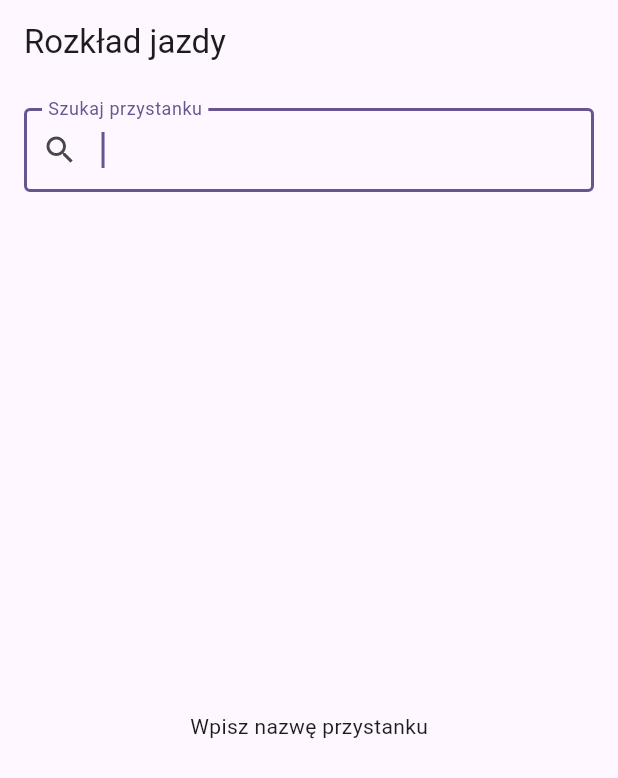
After one commit to LukaszDutkiewicz/KiedysDojadeApp, a Flutter app: the StopTimesScreen screen opened by its route, on a phone screen of 412 x 824 dp. The commit adds this screen. Shown: the top 778 px of the screen. Run offline on Flutter 3.47's test engine with Material 3 defaults, Android fonts, the phone set to English and light mode, and no system bars; our stand-ins replace dio, drift, flutter_map, flutter_riverpod, flutter_secure_storage, freezed_annotation and 6 more; missing offline and left inert: flutter_map_location_marker; accounts and stored records are empty; generated files the repository leaves out were written again; network calls fail.

Commit message:
Add stop times feature

```diff
--- a/lib/features/stop_times/domain/entities/stop_time.dart
+++ b/lib/features/stop_times/domain/entities/stop_time.dart
@@ -4,7 +4,7 @@ part 'stop_time.freezed.dart';
 part 'stop_time.g.dart';
 
 @freezed
-class StopTime with _$StopTime {
+sealed class StopTime with _$StopTime {
   const factory StopTime({
     @JsonKey(name: 'trip_id') required String tripId,
     @JsonKey(name: 'arrival_time') required String arrivalTime,
--- a/lib/features/stop_times/domain/repositories/stop_times_repository.dart
+++ b/lib/features/stop_times/domain/repositories/stop_times_repository.dart
@@ -3,7 +3,6 @@ import '../entities/stop_time.dart';
 
 
 abstract class StopTimesRepository {
-  Future<List<Stop>> searchStopsByName(String query);
   Future<List<StopTime>> getStopTimes(String stopCode);
 
 }
--- /dev/null
+++ b/lib/features/stop_times/presentation/screens/stop_times_screen.dart
@@ -0,0 +1,98 @@
+import 'package:flutter/material.dart';
+import 'package:flutter_riverpod/flutter_riverpod.dart';
+import 'package:go_router/go_router.dart';
+import 'package:kiedys_dojade/features/stop_times/presentation/providers/stop_search_provider.dart';
+import 'package:kiedys_dojade/shared/domain/entities/stop.dart';
+
+class StopTimesScreen extends ConsumerStatefulWidget {
+  const StopTimesScreen({super.key});
+
+  @override
+  ConsumerState<StopTimesScreen> createState() => _StopTimesScreenState();
+}
+
+class _StopTimesScreenState extends ConsumerState<StopTimesScreen> {
+  final _controller = TextEditingController();
+
+  @override
+  void dispose() {
+    _controller.dispose();
+    super.dispose();
+  }
+
+  @override
+  Widget build(BuildContext context) {
+    final searchState = ref.watch(stopSearchProvider);
+
+    return Scaffold(
+      appBar: AppBar(title: const Text('Rozkład jazdy')),
+      body: Column(
+        children: [
+          Padding(
+            padding: const EdgeInsets.all(16),
+            child: TextField(
+              controller: _controller,
+              autofocus: true,
+              decoration: InputDecoration(
+                labelText: 'Szukaj przystanku',
+                border: const OutlineInputBorder(),
+                prefixIcon: const Icon(Icons.search),
+                suffixIcon: _controller.text.isNotEmpty
+                    ? IconButton(
+                        icon: const Icon(Icons.clear),
+                        onPressed: () {
+                          _controller.clear();
+                          ref.read(stopSearchProvider.notifier).search('');
+                        },
+                      )
+                    : null,
+              ),
+              onChanged: (v) =>
+                  ref.read(stopSearchProvider.notifier).search(v),
+            ),
+          ),
+          Expanded(
+            child: searchState.when(
+              data: (stops) {
+                if (stops.isEmpty) {
+                  return Center(
+                    child: Text(
+                      _controller.text.isEmpty
+                          ? 'Wpisz nazwę przystanku'
+                          : 'Brak wyników',
+                      style: Theme.of(context).textTheme.bodyMedium,
+                    ),
+                  );
+                }
+                return ListView.separated(
+                  itemCount: stops.length,
+                  separatorBuilder: (_, _) => const Divider(height: 1),
+                  itemBuilder: (_, i) => _StopTile(stop: stops[i]),
+                );
+              },
+              loading: () =>
+                  const Center(child: CircularProgressIndicator()),
+              error: (e, _) => Center(child: Text('Błąd: $e')),
+            ),
+          ),
+        ],
+      ),
+    );
+  }
+}
+
+class _StopTile extends StatelessWidget {
+  const _StopTile({required this.stop});
+  final Stop stop;
+
+  @override
+  Widget build(BuildContext context) {
+    return ListTile(
+      leading: const Icon(Icons.directions_bus_outlined),
+      title: Text(stop.name),
+      subtitle: Text(stop.code),
+      trailing: const Icon(Icons.chevron_right),
+      onTap: () => context.push('/stop-times/detail', extra: stop),
+    );
+  }
+}
--- a/lib/shared/presentation/pages/home_screen.dart
+++ b/lib/shared/presentation/pages/home_screen.dart
@@ -34,6 +34,11 @@ class HomeScreen extends ConsumerWidget {
             label: 'Historia',
             onTap: () => context.push('/history'),
           ),
+          _HomeTile(
+            icon: Icons.schedule,
+            label: 'Rozkład jazdy',
+            onTap: () => context.push('/stop-times'),
+          ),
         ],
       ),
     );
```
Also changed, not shown: lib/features/stop_times/data/repositories/stop_times_repository_impl.dart (+24 -0 lines), lib/features/stop_times/data/repositories/stop_times_repository_provider.dart (+10 -0 lines), lib/features/stop_times/domain/usecases/get_stop_times_usecase.dart (added, +18 -0 lines), lib/features/stop_times/presentation/providers/stop_search_provider.dart (added, +22 -0 lines), lib/features/stop_times/presentation/providers/stop_times_provider.dart (added, +9 -0 lines), lib/features/stop_times/presentation/screens/stop_details_screen.dart (added, +30 -0 lines), lib/features/stop_times/presentation/widgets/stop_details_widget.dart (+23 -12 lines), lib/router/app_router.dart (+11 -0 lines), lib/shared/domain/usecases/get_stops.dart (+17 -0 lines), lib/features/stop_times/data/repositories/stop_times_repository_provider.g.dart (added), lib/features/stop_times/domain/entities/stop_time.freezed.dart, lib/features/stop_times/domain/usecases/get_stop_times_usecase.g.dart (added), lib/features/stop_times/presentation/providers/stop_search_provider.g.dart (added), lib/features/stop_times/presentation/providers/stop_times_provider.g.dart (added), 2 more files.
